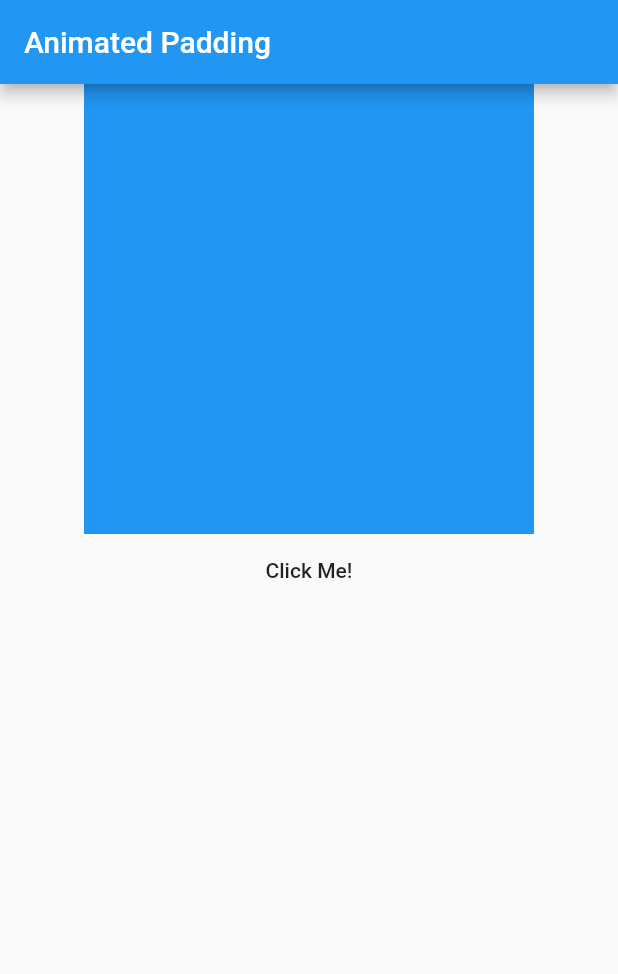
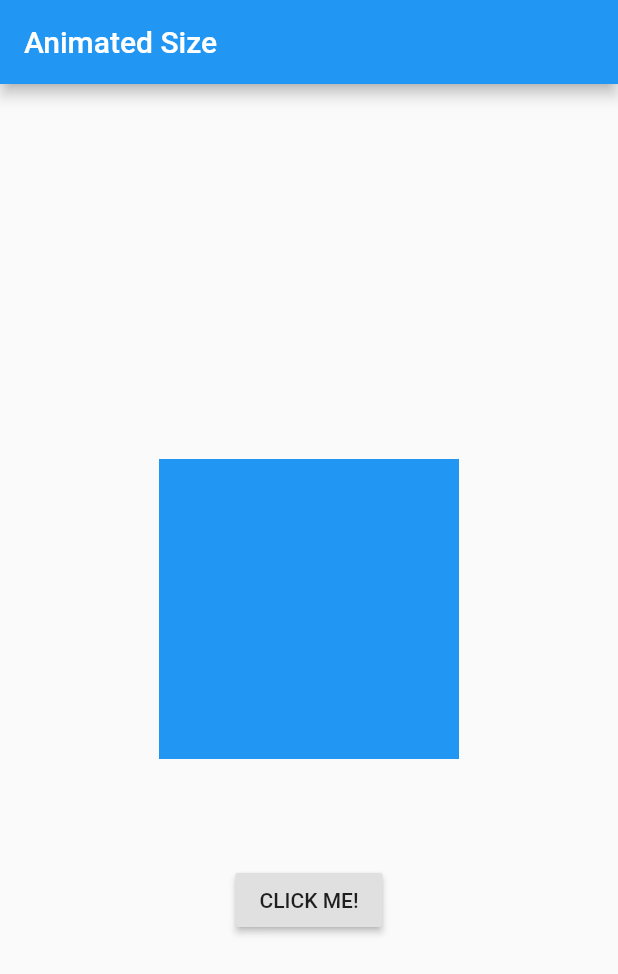
Before and after one commit to SinaSys/FadeTransition_flutter, a Flutter app: the screen it shows after launch, on a phone screen of 412 x 824 dp. Shown: the top 974 px of the screen. Run offline on Flutter 3.47's test engine with Material 2 defaults, Android fonts, the phone set to English and light mode, and no system bars.

Commit message:
Initial commit

```diff
--- a/lib/main.dart
+++ b/lib/main.dart
@@ -8,26 +8,29 @@ class MyApp extends StatelessWidget {
   Widget build(BuildContext context) {
     return MaterialApp(
       title: 'Flutter Tutorial',
-      home: _AnimatedPaddingExample(),
+      home: _AnimatedSizeExample(),
     );
   }
 }
 
-class _AnimatedPaddingExample extends StatefulWidget {
-  _AnimatedPaddingExampleState createState() => _AnimatedPaddingExampleState();
+class _AnimatedSizeExample extends StatefulWidget {
+  _AnimatedSizeExampleState createState() => _AnimatedSizeExampleState();
 }
 
-class _AnimatedPaddingExampleState extends State<_AnimatedPaddingExample> {
+class _AnimatedSizeExampleState extends State<_AnimatedSizeExample>
+    with SingleTickerProviderStateMixin {
 
-  EdgeInsets _padding = EdgeInsets.zero;
+  bool _first = true;
 
-  void _changePadding() {
+  double _width = 200;
+  double _height = 200;
+
+  void _updateSize() {
     setState(() {
-      if (_padding.left == 100) {
-        _padding = EdgeInsets.only(top: 100, bottom: 100);
-      } else {
-        _padding = EdgeInsets.only(left: 100, right: 100);
-      }
+      _width = _first ? 220 : 200;
+      _height = _first ? 160 : 200;
+
+      _first = !_first;
     });
   }
 
@@ -35,33 +38,38 @@ class _AnimatedPaddingExampleState extends State<_AnimatedPaddingExample> {
   Widget build(BuildContext context) {
     return Scaffold(
       appBar: AppBar(
-        title: Text("Animated Padding"),
+        title: Text("Animated Size"),
       ),
-      body: Center(
-        child: Column(
+      body: Column(
+        mainAxisAlignment: MainAxisAlignment.center,
         children: <Widget>[
           Container(
-              height: 300.0,
-              width: 300.0,
-              child: AnimatedPadding(
-                padding: _padding,
-                curve: Curves.ease,
-                duration: Duration(seconds: 1),
+            height: 300,
+            child: Center(
+              child: AnimatedSize(
+                duration: const Duration(milliseconds: 500),
+                curve: Curves.fastOutSlowIn,
                 child: Container(
+                  width: _width,
+                  height: _height,
                   color: Colors.blue,
+                ),
+                vsync: this,
               ),
             ),
           ),
-            FlatButton(
+          SizedBox(
+            height: 20,
+          ),
+          RaisedButton(
+            child: const Text('CLICK ME!'),
             onPressed: () {
-                _changePadding();
+              setState(() {
+                _updateSize();
+              });
             },
-              child: Text(
-                "Click Me!",
           ),
-            )
         ],
-        ),
       ),
     );
   }
```
Lines whose indentation alone changed are shown as unchanged.
